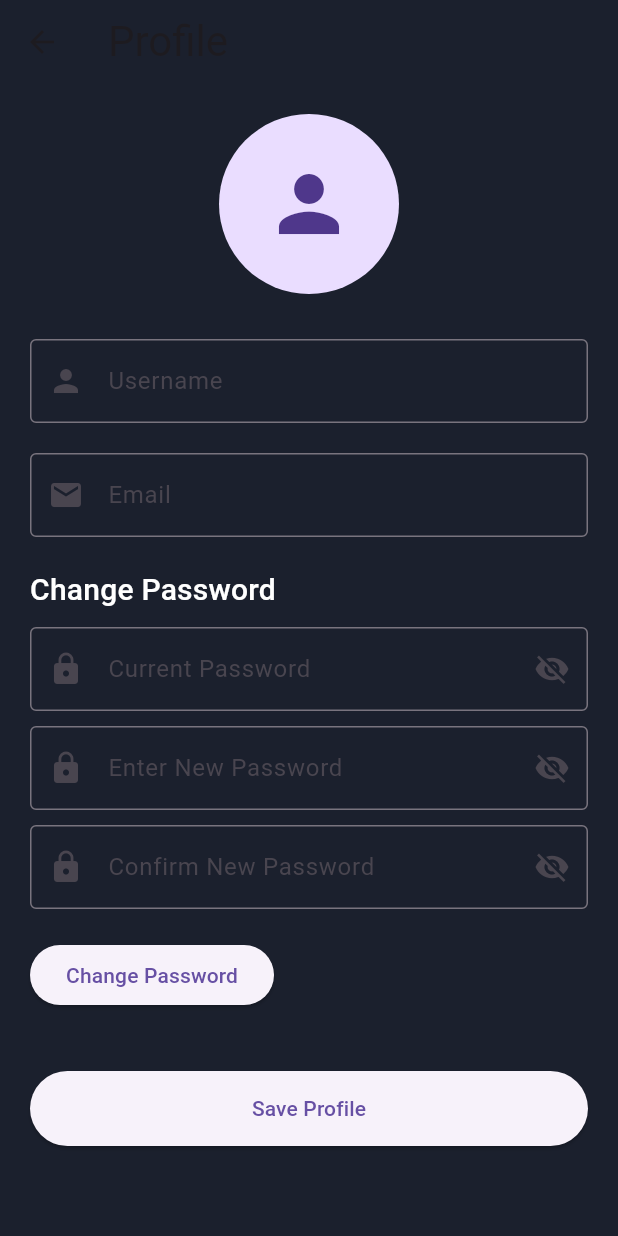
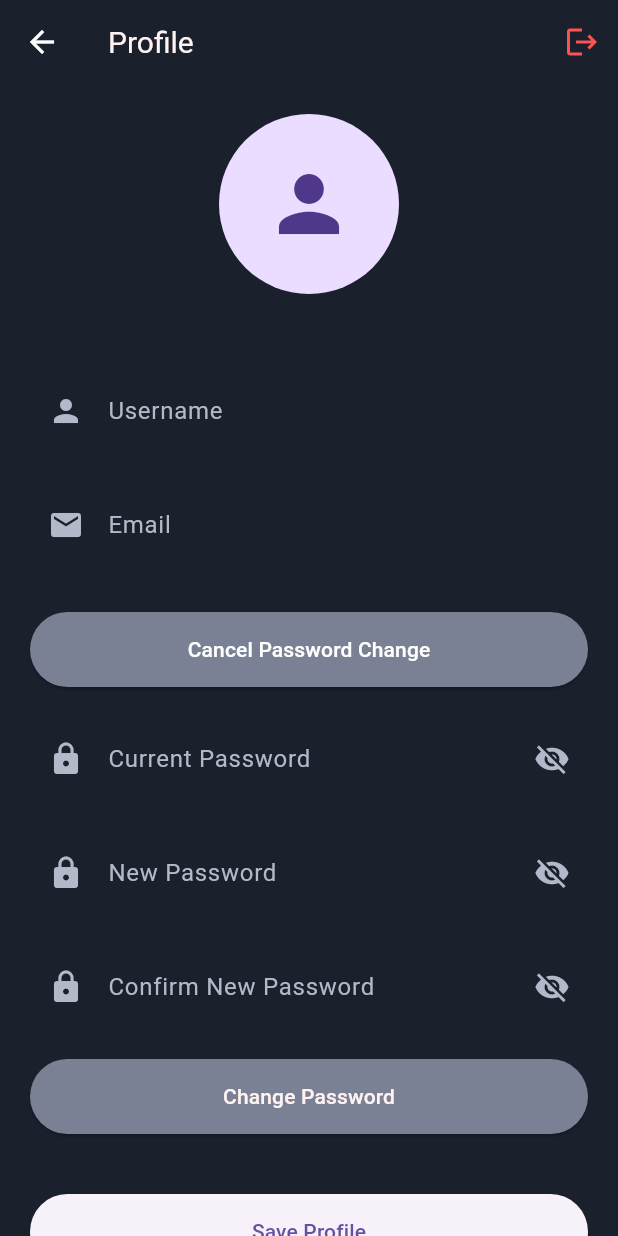
Before and after one commit to Jaffar-Kazmi/Chatify, a Flutter app: the ProfilePage screen opened by its route, after a tap on the "edit" icon, after a tap on "Change Password", on a phone screen of 412 x 824 dp. Run offline on Flutter 3.47's test engine with Material 3 defaults, Android fonts, the phone set to English and light mode, and no system bars; our stand-ins replace flutter_bloc, flutter_secure_storage, google_fonts, image_picker, socket_io_client; accounts and stored records are empty; network calls fail.

Commit message:
fix(profile): update and fetch profile info

```diff
--- a/backend_nodejs/package.json
+++ b/backend_nodejs/package.json
@@ -13,16 +13,12 @@
   "license": "ISC",
   "type": "commonjs",
   "dependencies": {
-    "@google/generative-ai": "^0.24.1",
-    "axios": "^1.13.2",
     "bcrypt": "^6.0.0",
     "dotenv": "^17.2.3",
     "express": "^5.1.0",
     "jsonwebtoken": "^9.0.2",
     "multer": "^2.0.2",
-    "node-cron": "^4.2.1",
     "nodemon": "^3.1.11",
-    "openai": "^6.9.1",
     "pg": "^8.16.3",
     "socket.io": "^4.8.1"
   },
@@ -30,7 +26,6 @@
     "@types/bcrypt": "^6.0.0",
     "@types/express": "^5.0.5",
     "@types/jsonwebtoken": "^9.0.10",
-    "@types/multer": "^2.0.0",
     "@types/node": "^24.10.1",
     "@types/pg": "^8.15.6",
     "ts-node-dev": "^2.0.0",
--- /dev/null
+++ b/frontend_flutter/lib/core/constants.dart
@@ -0,0 +1,3 @@
+class AppConstants {
+  static const String baseUrl = 'http://192.168.100.5:3000';
+}
--- a/frontend_flutter/lib/core/socket_service.dart
+++ b/frontend_flutter/lib/core/socket_service.dart
@@ -1,3 +1,4 @@
+import 'package:chat_app/core/constants.dart';
 import 'package:socket_io_client/socket_io_client.dart' as IO;
 
 import 'package:flutter_secure_storage/flutter_secure_storage.dart';
@@ -18,7 +19,7 @@ class SocketService {
   Future<void> initSocket() async {
     String token = await _storage.read(key: 'token') ?? '';
     _socket = IO.io(
-      'http://localhost:3000',
+      AppConstants.baseUrl,
       IO.OptionBuilder()
           .setTransports(['websocket'])
           .disableAutoConnect()
--- a/frontend_flutter/lib/features/auth/data/datasources/auth_remote_data_source.dart
+++ b/frontend_flutter/lib/features/auth/data/datasources/auth_remote_data_source.dart
@@ -1,14 +1,14 @@
 import 'dart:convert';
 
+import 'package:chat_app/core/constants.dart';
 import 'package:chat_app/features/auth/data/models/user_model.dart';
 import 'package:http/http.dart' as http;
 
 class AuthRemoteDataSource {
-  final String baseUrl = 'http://localhost:3000/auth';
 
   Future<UserModel> login({required String email, required String password}) async {
     final response = await http.post(
-      Uri.parse('$baseUrl/login'),
+      Uri.parse('${AppConstants.baseUrl}/auth/login'),
       body: jsonEncode({
         'email': email,
         'password': password
@@ -22,7 +22,7 @@ class AuthRemoteDataSource {
 
   Future<UserModel> register({required String username, required String email, required String password}) async {
     final response = await http.post(
-        Uri.parse('$baseUrl/register'),
+        Uri.parse('${AppConstants.baseUrl}/auth/register'),
         body: jsonEncode({
           'username': username,
           'email': email,
--- a/frontend_flutter/lib/features/contact/data/datasources/contacts_remote_data_source.dart
+++ b/frontend_flutter/lib/features/contact/data/datasources/contacts_remote_data_source.dart
@@ -1,18 +1,18 @@
 import 'dart:convert';
 
+import 'package:chat_app/core/constants.dart';
 import 'package:flutter_secure_storage/flutter_secure_storage.dart';
 import 'package:http/http.dart' as http;
 
 import '../model/contacts_model.dart';
 
 class ContactsRemoteDataSource {
-  final String baseUrl = 'http://localhost:3000';
   final _storage = FlutterSecureStorage();
 
   Future<List<ContactModel>> fetchContacts() async {
     String token = await _storage.read(key: 'token') ?? '';
     final response = await http.get(
-        Uri.parse('$baseUrl/contacts'),
+        Uri.parse('${AppConstants.baseUrl}/contacts'),
         headers: {
           'Content-Type': 'application/json',
           'Authorization': 'Bearer $token'
@@ -34,7 +34,7 @@ class ContactsRemoteDataSource {
   Future<void> addContact({required String email}) async {
     String token = await _storage.read(key: 'token') ?? '';
     final response = await http.post(
-        Uri.parse('$baseUrl/contacts'),
+        Uri.parse('${AppConstants.baseUrl}/contacts'),
         body: jsonEncode({'contactEmail': email}),
         headers: {
           'Content-Type': 'application/json',
--- a/frontend_flutter/lib/features/conversation/data/datasources/coversation_remote_data_source.dart
+++ b/frontend_flutter/lib/features/conversation/data/datasources/coversation_remote_data_source.dart
@@ -1,17 +1,17 @@
 import 'dart:convert';
 
+import 'package:chat_app/core/constants.dart';
 import 'package:chat_app/features/conversation/data/models/coversation_model.dart';
 import 'package:flutter_secure_storage/flutter_secure_storage.dart';
 import 'package:http/http.dart' as http;
 
 class ConversationsRemoteDataSource {
-  final String baseUrl = 'http://localhost:3000';
   final _storage = FlutterSecureStorage();
 
   Future<List<ConversationModel>> fetchConversations() async {
    String token = await _storage.read(key: 'token') ?? '';
     final response = await http.get(
-      Uri.parse('$baseUrl/conversations'),
+      Uri.parse('${AppConstants.baseUrl}/conversations'),
       headers: {
         'Authorization': 'Bearer $token',
       }
@@ -30,7 +30,7 @@ class ConversationsRemoteDataSource {
   Future<String> checkOrCreateConversation({required String contactId}) async {
     String token = await _storage.read(key: 'token') ?? '';
     final response = await http.post(
-      Uri.parse('$baseUrl/conversations/check-or-create'),
+      Uri.parse('${AppConstants.baseUrl}/conversations/check-or-create'),
       body: jsonEncode({'contactId': contactId, }),
       headers: {
         'Content-Type': 'application/json',
--- a/frontend_flutter/lib/features/profile/presentation/profile_page.dart
+++ b/frontend_flutter/lib/features/profile/presentation/profile_page.dart
@@ -1,7 +1,9 @@
 import 'dart:io';
 import 'package:flutter/material.dart';
+import 'package:flutter_secure_storage/flutter_secure_storage.dart';
 import 'package:image_picker/image_picker.dart';
 import '../../../../core/theme.dart';
+import '../../auth/presentation/pages/login_page.dart';
 import '../data/datasources/profile_remote_data_sources.dart';
 import '../data/models/profile_model.dart';
 
@@ -14,7 +16,6 @@ class ProfilePage extends StatefulWidget {
 
 class _ProfilePageState extends State<ProfilePage> {
   final _profileDataSource = ProfileRemoteDataSource();
-
   final _usernameController = TextEditingController();
   final _emailController = TextEditingController();
   final _currentPassController = TextEditingController();
@@ -22,14 +23,14 @@ class _ProfilePageState extends State<ProfilePage> {
   final _confirmPassController = TextEditingController();
 
   final _formKey = GlobalKey<FormState>();
-  bool _changingPassword = false;
+  bool _isEditing = false;
+  bool _isLoading = true;
+  bool _showPasswordFields = false;
   bool _showPassword = false;
   bool _showNewPass = false;
-
+  bool _changingPassword = false;
+  File? _imageFile;
   ProfileModel? _profile;
-  File? _imageFile;
-  bool _isEditing = false;
-  bool _isLoading = true;
 
   @override
   void initState() {
@@ -45,7 +46,7 @@ class _ProfilePageState extends State<ProfilePage> {
       _emailController.text = _profile!.email;
     } catch (e) {
       ScaffoldMessenger.of(context).showSnackBar(
-        SnackBar(content: Text('Failed to load profile')),
+        const SnackBar(content: Text('Failed to load profile')),
       );
     }
     setState(() => _isLoading = false);
@@ -62,13 +63,11 @@ class _ProfilePageState extends State<ProfilePage> {
   Future<void> _saveProfile() async {
     setState(() => _isLoading = true);
     try {
-      // Upload image first if selected
       String? profilePicUrl;
       if (_imageFile != null) {
         profilePicUrl = await _profileDataSource.uploadProfilePic(_imageFile!);
       }
 
-      // Update profile
       final updatedProfile = ProfileModel(
         id: _profile!.id,
         username: _usernameController.text,
@@ -79,201 +78,233 @@ class _ProfilePageState extends State<ProfilePage> {
       await _profileDataSource.updateProfile(updatedProfile);
 
       ScaffoldMessenger.of(context).showSnackBar(
-        SnackBar(content: Text('Profile updated successfully!')),
+        const SnackBar(content: Text('Profile updated successfully!')),
       );
 
-      setState(() => _isEditing = false);
+      setState(() {
+        _isEditing = false;
+        _showPasswordFields = false;
+        _currentPassController.clear();
+        _newPassController.clear();
+        _confirmPassController.clear();
+      });
     } catch (e) {
       ScaffoldMessenger.of(context).showSnackBar(
-        SnackBar(content: Text('Failed to update profile')),
+        const SnackBar(content: Text('Failed to update profile')),
       );
     }
     setState(() => _isLoading = false);
   }
 
   Future<void> _onChangePassword() async {
-    if (!_formKey.currentState!.validate()) return;
-
     setState(() => _changingPassword = true);
     try {
       await _profileDataSource.changePassword(
         _currentPassController.text.trim(),
         _newPassController.text.trim(),
       );
+
       ScaffoldMessenger.of(context).showSnackBar(
         const SnackBar(content: Text('Password changed successfully')),
       );
+
       _currentPassController.clear();
       _newPassController.clear();
       _confirmPassController.clear();
+      setState(() => _showPasswordFields = false);
     } catch (e) {
       ScaffoldMessenger.of(context).showSnackBar(
-        SnackBar(content: Text(e.toString())),
+        SnackBar(
+          content: Text('Error: ${e.toString()}'), // Show actual error
+          backgroundColor: Colors.red,
+          duration: Duration(seconds: 5),
+        ),
       );
     } finally {
       setState(() => _changingPassword = false);
     }
   }
 
+  Future<void> handleLogout(BuildContext context) async {
+    final storage = FlutterSecureStorage();
+    await storage.deleteAll();
+
+    if (!context.mounted) return;
+
+    Navigator.of(context).pushAndRemoveUntil(
+      MaterialPageRoute(builder: (context) => const LoginPage()),
+          (route) => false,
+    );
+  }
+
   @override
   Widget build(BuildContext context) {
     return Scaffold(
       appBar: AppBar(
-        title: Text('Profile'),
+        title: Text('Profile', style: TextStyle(color: DefaultColors.headerColor)),
         backgroundColor: Colors.transparent,
         elevation: 0,
         actions: [
           if (!_isEditing)
             IconButton(
-              icon: Icon(Icons.edit),
+              icon: const Icon(Icons.edit, color: Colors.cyan,),
               onPressed: () => setState(() => _isEditing = true),
-            )
+            ),
+          IconButton(
+            onPressed: () => handleLogout(context),
+            icon: const Icon(Icons.logout, color: Colors.redAccent),
+          ),
         ],
       ),
       body: _isLoading
-          ? Center(child: CircularProgressIndicator())
+          ? const Center(child: CircularProgressIndicator())
           : SingleChildScrollView(
-        padding: EdgeInsets.all(20),
+        padding: const EdgeInsets.all(20),
+        child: Form(
+          key: _formKey,
           child: Column(
             children: [
-            // Profile Picture
               GestureDetector(
                 onTap: _isEditing ? _pickImage : null,
                 child: CircleAvatar(
                   radius: 60,
                   backgroundImage: _imageFile != null
-                    ? FileImage(_imageFile!)                    // ✅ Local picked image
-                    : (_profile?.profilePic != null && _profile!.profilePic!.startsWith('http'))
-                    ? NetworkImage(_profile!.profilePic!)   // ✅ HTTP URL from backend
-                    : null,                                 // ✅ No image
-                child: (_imageFile == null && (_profile?.profilePic == null || !_profile!.profilePic!.startsWith('http')))
-                    ? Icon(Icons.person, size: 60)             // ✅ Default icon
+                      ? FileImage(_imageFile!)
+                      : (_profile?.profilePic != null &&
+                      _profile!.profilePic!.startsWith('http'))
+                      ? NetworkImage(_profile!.profilePic!)
+                      : null,
+                  child: (_imageFile == null &&
+                      (_profile?.profilePic == null ||
+                          !_profile!.profilePic!.startsWith('http')))
+                      ? const Icon(Icons.person, size: 60)
                       : null,
                 ),
               ),
-            SizedBox(height: 30),
+              const SizedBox(height: 50),
 
               // Username
               TextField(
                 controller: _usernameController,
                 enabled: _isEditing,
-              decoration: InputDecoration(
+                decoration: const InputDecoration(
                   labelText: 'Username',
                   prefixIcon: Icon(Icons.person),
                   border: OutlineInputBorder(),
                 ),
               ),
-            SizedBox(height: 20),
+              const SizedBox(height: 20),
 
               // Email
               TextField(
                 controller: _emailController,
                 enabled: _isEditing,
-              decoration: InputDecoration(
+                decoration: const InputDecoration(
                   labelText: 'Email',
                   prefixIcon: Icon(Icons.email),
                   border: OutlineInputBorder(),
                 ),
               ),
-            SizedBox(height: 20),
+              const SizedBox(height: 30),
 
-            // Password
-            Column(
-              crossAxisAlignment: CrossAxisAlignment.start,
-              children: [
+              // CHANGE PASSWORD BUTTON
               if (_isEditing)
-                Text(
-              'Change Password',
-              style: Theme.of(context).textTheme.titleMedium,
+                ElevatedButton(
+                  onPressed: () {
+                    setState(() {
+                      _showPasswordFields = !_showPasswordFields;
+                      _currentPassController.clear();
+                      _newPassController.clear();
+                      _confirmPassController.clear();
+                    });
+                  },
+                  style: ElevatedButton.styleFrom(
+                    backgroundColor: DefaultColors.buttonColor,
+                    minimumSize: const Size(double.infinity, 50),
                   ),
-                SizedBox(height: 10),
+                  child: Text(
+                    _showPasswordFields
+                        ? 'Cancel Password Change'
+                        : 'Change Password',
+                    style: const TextStyle(color: Colors.white),
+                  ),
+                ),
 
-                if (_isEditing)
+              // PASSWORD FIELDS
+              if (_showPasswordFields) ...[
+                const SizedBox(height: 20),
                 TextFormField(
                   controller: _currentPassController,
                   obscureText: !_showPassword,
                   decoration: InputDecoration(
                     labelText: 'Current Password',
-                prefixIcon: Icon(Icons.lock),
-                border: OutlineInputBorder(),
+                    prefixIcon: const Icon(Icons.lock),
                     suffixIcon: IconButton(
-                    onPressed: () {
-                      setState(() {
-                        _showPassword = !_showPassword;
-                      });
-                    },
-                    icon: Icon(_showPassword ? Icons.visibility : Icons.visibility_off)
-                )
+                      icon: Icon(
+                        _showPassword ? Icons.visibility : Icons.visibility_off,
                       ),
-            validator: (v) => (v == null || v.isEmpty) ? 'Please enter your current password' : null,
+                      onPressed: () => setState(() => _showPassword = !_showPassword),
                     ),
-                SizedBox(height: 10),
-
-                if (_isEditing)
+                  ),
+                ),
+                const SizedBox(height: 20),
                 TextFormField(
                   controller: _newPassController,
                   obscureText: !_showNewPass,
                   decoration: InputDecoration(
-                labelText: 'Enter New Password',
-                prefixIcon: Icon(Icons.lock),
-                border: OutlineInputBorder(),
+                    labelText: 'New Password',
+                    prefixIcon: const Icon(Icons.lock),
                     suffixIcon: IconButton(
-                  icon: Icon(_showNewPass ? Icons.visibility : Icons.visibility_off),
-                  onPressed: () {
-                    setState(() => _showNewPass = !_showNewPass);
-                  },
+                      icon: Icon(
+                        _showNewPass ? Icons.visibility : Icons.visibility_off,
+                      ),
+                      onPressed: () => setState(() => _showNewPass = !_showNewPass),
                     ),
                   ),
-              validator: (v) => (v == null || v.isEmpty) ? 'Please enter your new password' : null,
                 ),
-                SizedBox(height: 10),
-
-                if (_isEditing)
+                const SizedBox(height: 20),
                 TextFormField(
                   controller: _confirmPassController,
                   obscureText: !_showNewPass,
                   decoration: InputDecoration(
                     labelText: 'Confirm New Password',
-                prefixIcon: Icon(Icons.lock),
-                border: OutlineInputBorder(),
+                    prefixIcon: const Icon(Icons.lock),
                     suffixIcon: IconButton(
-                  icon: Icon(_showNewPass ? Icons.visibility : Icons.visibility_off),
-                  onPressed: () {
-                    setState(() => _showNewPass = !_showNewPass);
-                  },
+                      icon: Icon(
+                        _showNewPass ? Icons.visibility : Icons.visibility_off,
+                      ),
+                      onPressed: () => setState(() => _showNewPass = !_showNewPass),
                     ),
                   ),
-              validator: (v) {
-                if (v == null || v.isEmpty) {
-                  return 'Please confirm your new password';
-                } else if (v != _newPassController.text) {
-                  return 'Passwords do not match';
-                }
-                return null;
-              },
                 ),
-                SizedBox(height: 20),
-
-                if (_isEditing)
+                const SizedBox(height: 20),
                 ElevatedButton(
                   onPressed: _changingPassword ? null : _onChangePassword,
-              child: _changingPassword ? CircularProgressIndicator() : Text('Change Password'),
+                  style: ElevatedButton.styleFrom(
+                    backgroundColor: DefaultColors.buttonColor,
+                    minimumSize: const Size(double.infinity, 50),
                   ),
-                SizedBox(height: 40),
+                  child: _changingPassword
+                      ? const CircularProgressIndicator(color: Colors.white)
+                      : const Text('Change Password', style: TextStyle(color: DefaultColors.headerColor),),
+                ),
+              ],
 
+              const SizedBox(height: 40),
+
+              // SAVE PROFILE BUTTON
               if (_isEditing)
                 ElevatedButton(
                   onPressed: _isLoading ? null : _saveProfile,
                   style: ElevatedButton.styleFrom(
-                  minimumSize: Size(double.infinity, 50),
+                    minimumSize: const Size(double.infinity, 50),
                   ),
                   child: _isLoading
-                    ? CircularProgressIndicator(color: Colors.white)
-                    : Text('Save Profile'),
-              ),
-              ]
+                      ? const CircularProgressIndicator(color: Colors.white)
+                      : const Text('Save Profile'),
                 ),
             ],
+          ),
         ),
       ),
     );
--- a/frontend_flutter/lib/main.dart
+++ b/frontend_flutter/lib/main.dart
@@ -12,6 +12,7 @@ import 'package:chat_app/features/auth/presentation/pages/register_page.dart';
 import 'package:flutter/material.dart';
 import 'package:chat_app/core/theme.dart';
 import 'package:flutter_bloc/flutter_bloc.dart';
+import 'package:flutter_secure_storage/flutter_secure_storage.dart';
 
 import 'core/socket_service.dart';
 import 'features/auth/domain/usecases/login_use_case.dart';
```
Also changed, not shown: frontend_flutter/lib/core/theme.dart (+40 -0 lines), frontend_flutter/lib/features/chat/data/datasources/messages_remote_data_sources.dart (+4 -4 lines), frontend_flutter/lib/features/conversation/presentation/pages/conversations_page.dart (+8 -5 lines), frontend_flutter/lib/features/profile/data/datasources/profile_remote_data_sources.dart (+53 -15 lines), backend_nodejs/package-lock.json, 6 other files. Lines whose indentation alone changed are shown as unchanged.
